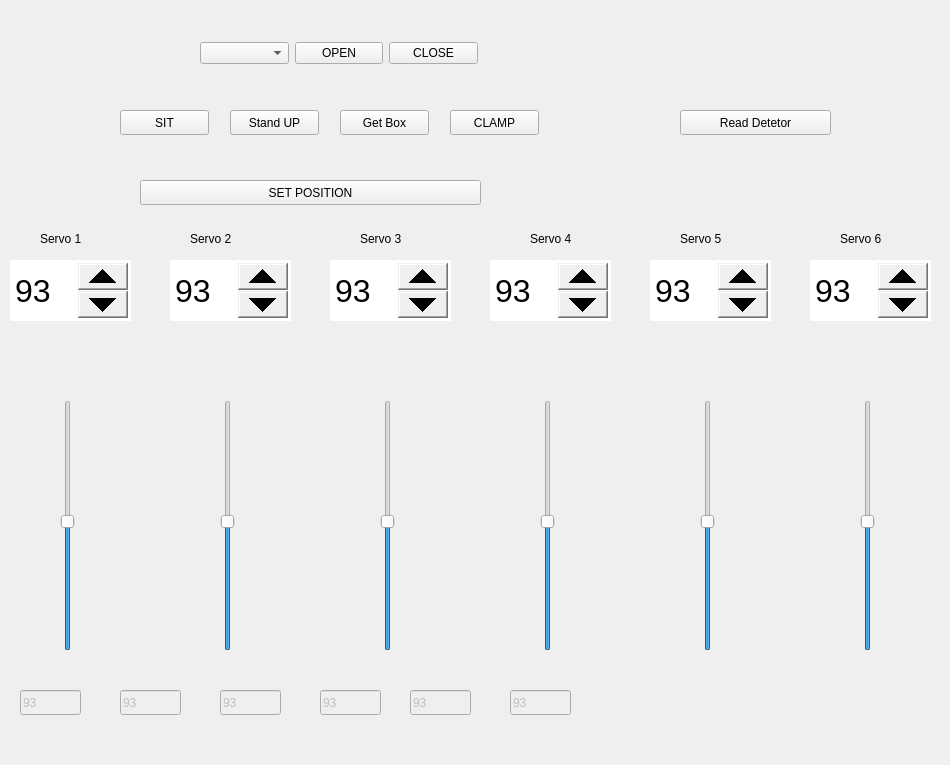
Before: the Qt Designer form neuron/mainwindow.ui in evkuz/qt_linux, drawn with Qt 5.
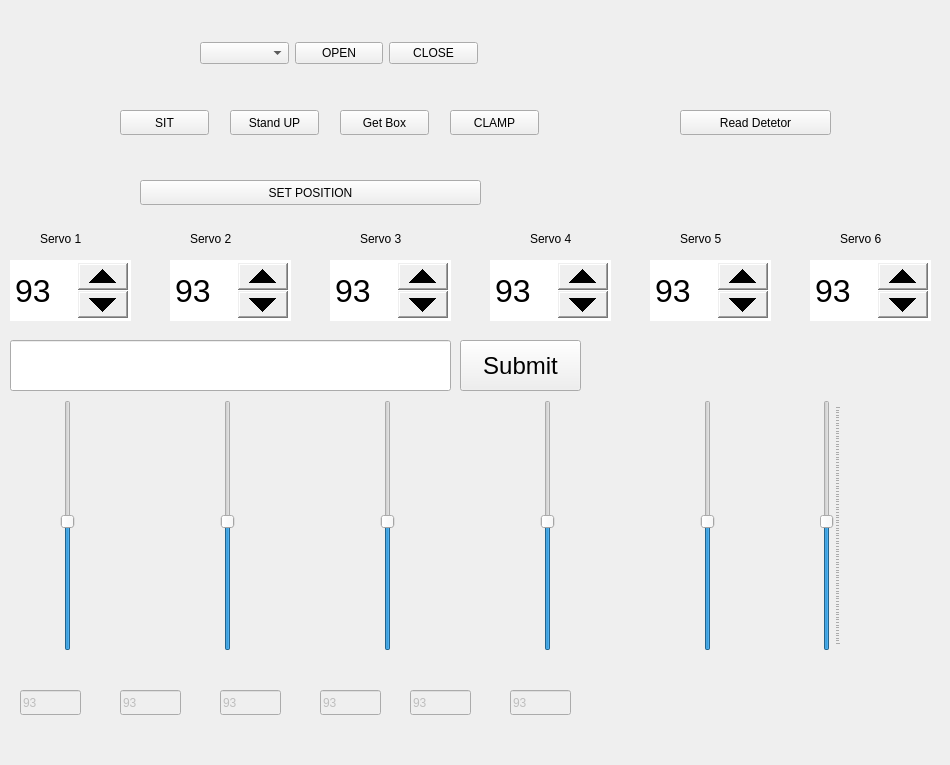
After: the same form once the commit is applied.

The edit to the form file:
```diff
--- a/neuron/mainwindow.ui
+++ b/neuron/mainwindow.ui
@@ -284,12 +284,24 @@
   <widget class="QSlider" name="S6_verSlider">
    <property name="geometry">
     <rect>
-     <x>860</x>
+     <x>820</x>
      <y>400</y>
-     <width>16</width>
+     <width>21</width>
      <height>251</height>
     </rect>
    </property>
+   <property name="sizePolicy">
+    <sizepolicy hsizetype="Expanding" vsizetype="Expanding">
+     <horstretch>0</horstretch>
+     <verstretch>0</verstretch>
+    </sizepolicy>
+   </property>
+   <property name="sizeIncrement">
+    <size>
+     <width>1</width>
+     <height>1</height>
+    </size>
+   </property>
    <property name="maximum">
     <number>180</number>
    </property>
@@ -299,6 +311,12 @@
    <property name="orientation">
     <enum>Qt::Vertical</enum>
    </property>
+   <property name="tickPosition">
+    <enum>QSlider::TicksBelow</enum>
+   </property>
+   <property name="tickInterval">
+    <number>2</number>
+   </property>
   </widget>
   <widget class="QSlider" name="S5_verSlider">
    <property name="geometry">
@@ -588,6 +606,42 @@
     <number>93</number>
    </property>
   </widget>
+  <widget class="QLineEdit" name="All_Aervos_lineEdit">
+   <property name="geometry">
+    <rect>
+     <x>10</x>
+     <y>340</y>
+     <width>441</width>
+     <height>51</height>
+    </rect>
+   </property>
+   <property name="font">
+    <font>
+     <pointsize>24</pointsize>
+    </font>
+   </property>
+   <property name="maxLength">
+    <number>28</number>
+   </property>
+  </widget>
+  <widget class="QPushButton" name="pushButton">
+   <property name="geometry">
+    <rect>
+     <x>460</x>
+     <y>340</y>
+     <width>121</width>
+     <height>51</height>
+    </rect>
+   </property>
+   <property name="font">
+    <font>
+     <pointsize>18</pointsize>
+    </font>
+   </property>
+   <property name="text">
+    <string>Submit</string>
+   </property>
+  </widget>
  </widget>
  <resources/>
  <connections/>
```
